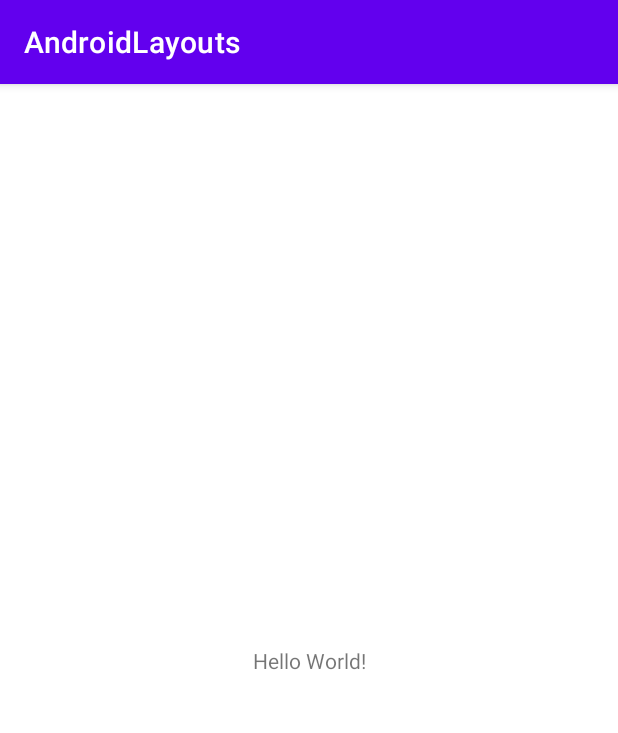
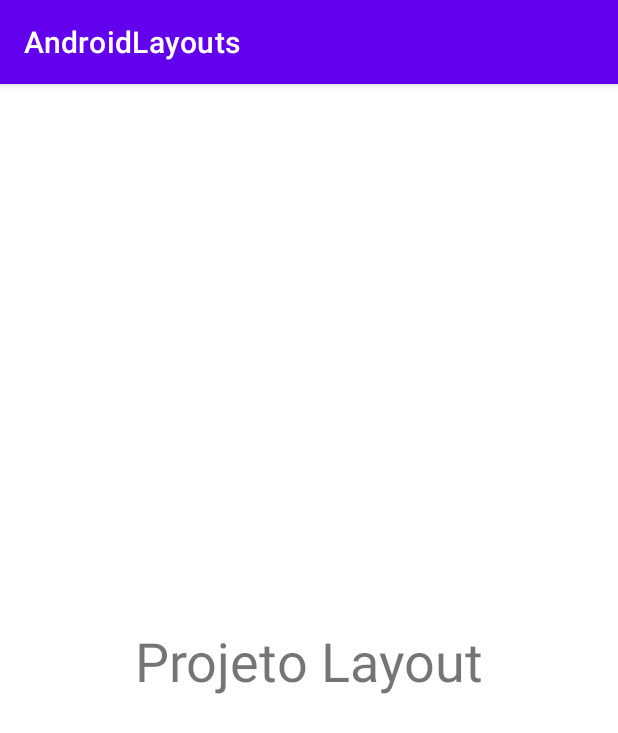
Before and after one commit to alvarengaricardo/AndoidLayouts, an Android app: the screen it shows after launch (MainActivity), on a phone screen of 412 x 824 dp. Shown: the top 733 px of the screen. Run offline under Robolectric (Android 15) with nearby library versions, the phone set to English and light mode, and no system bars.

```diff
--- a/app/src/main/AndroidManifest.xml
+++ b/app/src/main/AndroidManifest.xml
@@ -13,6 +13,7 @@
         tools:targetApi="31">
         <activity
             android:name=".MainActivity"
+            android:screenOrientation="sensor"
             android:exported="true">
             <intent-filter>
                 <action android:name="android.intent.action.MAIN" />
--- a/app/src/main/res/layout/activity_main.xml
+++ b/app/src/main/res/layout/activity_main.xml
@@ -9,7 +9,8 @@
     <TextView
         android:layout_width="wrap_content"
         android:layout_height="wrap_content"
-        android:text="Hello World!"
+        android:text="Projeto Layout"
+        android:textSize="36dp"
         app:layout_constraintBottom_toBottomOf="parent"
         app:layout_constraintEnd_toEndOf="parent"
         app:layout_constraintStart_toStartOf="parent"
```
